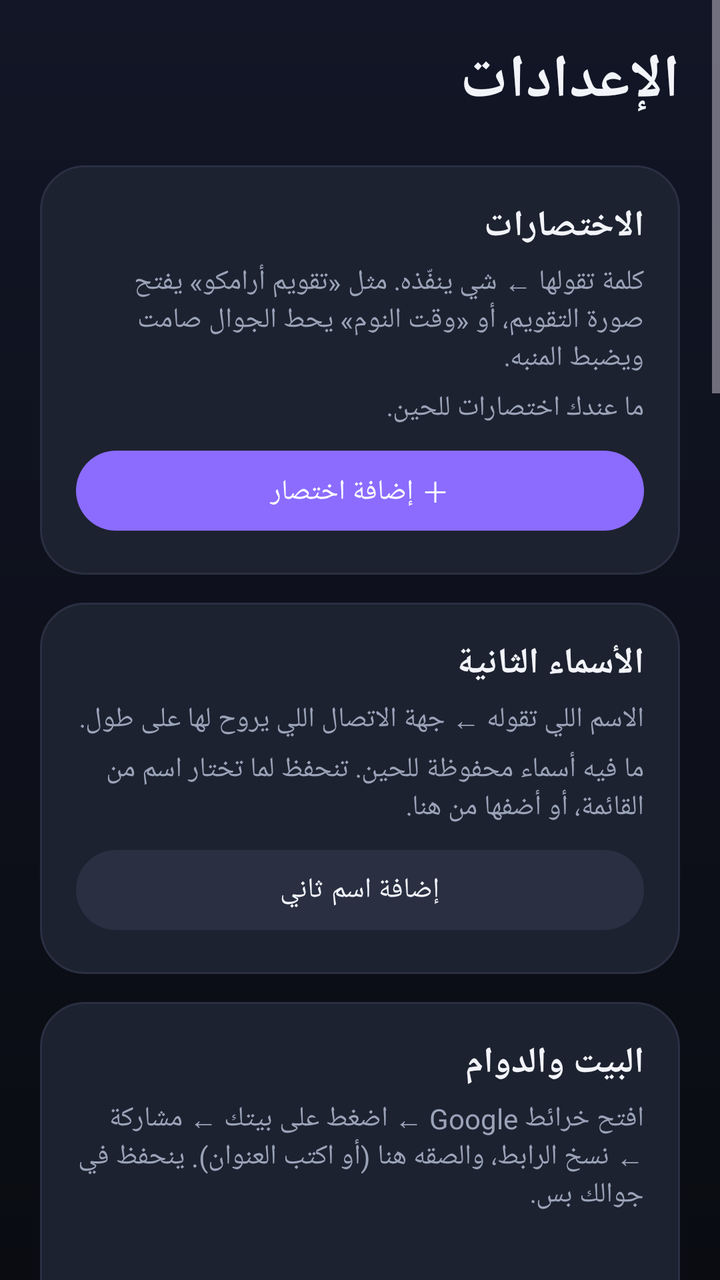
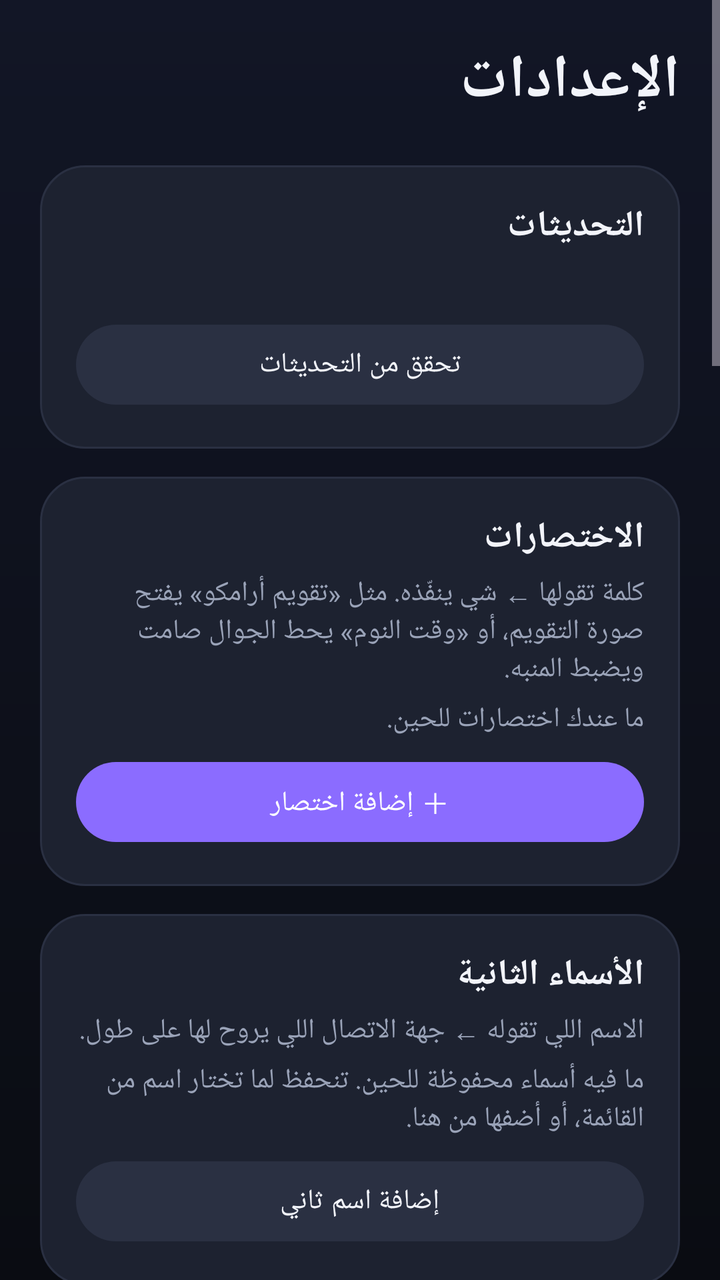

Compare the two renders of this Android layout. The source of the first and the diff that turns it into the second are given below.
<!-- AndroidManifest.xml: application theme Theme.Naffith -->
<!-- res/layout/activity_settings.xml -->
<?xml version="1.0" encoding="utf-8"?>
<ScrollView xmlns:android="http://schemas.android.com/apk/res/android"
    android:layout_width="match_parent"
    android:layout_height="match_parent">

    <LinearLayout
        android:layout_width="match_parent"
        android:layout_height="wrap_content"
        android:layoutDirection="rtl"
        android:orientation="vertical"
        android:padding="20dp">

        <TextView
            style="@style/SettingsTitle"
            android:text="@string/settings_title" />

        
        <LinearLayout style="@style/SettingsCard">

            <TextView
                style="@style/SettingsHeader"
                android:text="@string/sc_title" />

            <TextView
                style="@style/SettingsHint"
                android:text="@string/sc_hint" />

            <LinearLayout
                android:id="@+id/shortcutList"
                android:layout_width="match_parent"
                android:layout_height="wrap_content"
                android:orientation="vertical" />

            <TextView
                android:id="@+id/shortcutEmpty"
                style="@style/SettingsHint"
                android:text="@string/sc_empty" />

            <com.google.android.material.button.MaterialButton
                android:id="@+id/addShortcutButton"
                android:layout_width="match_parent"
                android:layout_height="wrap_content"
                android:layout_marginTop="8dp"
                android:text="@string/sc_add" />
        </LinearLayout>

        
        <LinearLayout style="@style/SettingsCard">

            <TextView
                style="@style/SettingsHeader"
                android:text="@string/aliases_title" />

            <TextView
                style="@style/SettingsHint"
                android:text="@string/aliases_hint" />

            <LinearLayout
                android:id="@+id/aliasList"
                android:layout_width="match_parent"
                android:layout_height="wrap_content"
                android:orientation="vertical" />

            <TextView
                android:id="@+id/aliasEmpty"
                style="@style/SettingsHint"
                android:text="@string/aliases_empty" />

            <com.google.android.material.button.MaterialButton
                android:id="@+id/addAliasButton"
                style="@style/Widget.Material3.Button.TonalButton"
                android:layout_width="match_parent"
                android:layout_height="wrap_content"
                android:layout_marginTop="8dp"
                android:text="@string/aliases_add" />
        </LinearLayout>

        
        <LinearLayout style="@style/SettingsCard">

            <TextView
                style="@style/SettingsHeader"
                android:text="@string/places_title" />

            <TextView
                style="@style/SettingsHint"
                android:text="@string/places_hint" />

            <TextView
                android:id="@+id/homeStatus"
                style="@style/SettingsHint" />

            <EditText
                android:id="@+id/homeInput"
                android:layout_width="match_parent"
                android:layout_height="wrap_content"
                android:hint="@string/places_home_hint"
                android:importantForAutofill="no"
                android:inputType="textUri"
                android:textDirection="ltr" />

            <TextView
                android:id="@+id/workStatus"
                style="@style/SettingsHint" />

            <EditText
                android:id="@+id/workInput"
                android:layout_width="match_parent"
                android:layout_height="wrap_content"
                android:hint="@string/places_work_hint"
                android:importantForAutofill="no"
                android:inputType="textUri"
                android:textDirection="ltr" />

            <com.google.android.material.button.MaterialButton
                android:id="@+id/placesSave"
                android:layout_width="match_parent"
                android:layout_height="wrap_content"
                android:layout_marginTop="8dp"
                android:text="@string/chat_save" />
        </LinearLayout>

        
        <LinearLayout style="@style/SettingsCard">

            <TextView
                style="@style/SettingsHeader"
                android:text="@string/chat_title" />

            <TextView
                style="@style/SettingsHint"
                android:text="@string/answer_mode_hint" />

            <RadioGroup
                android:id="@+id/answerModeGroup"
                android:layout_width="match_parent"
                android:layout_height="wrap_content">

                <RadioButton
                    android:id="@+id/modeAuto"
                    android:layout_width="match_parent"
                    android:layout_height="wrap_content"
                    android:text="@string/mode_auto" />

                <RadioButton
                    android:id="@+id/modeInApp"
                    android:layout_width="match_parent"
                    android:layout_height="wrap_content"
                    android:text="@string/mode_in_app" />

                <RadioButton
                    android:id="@+id/modeGeminiApp"
                    android:layout_width="match_parent"
                    android:layout_height="wrap_content"
                    android:text="@string/mode_gemini_app" />

                <RadioButton
                    android:id="@+id/modeGoogle"
                    android:layout_width="match_parent"
                    android:layout_height="wrap_content"
                    android:text="@string/mode_google" />

                <RadioButton
                    android:id="@+id/modeAsk"
                    android:layout_width="match_parent"
                    android:layout_height="wrap_content"
                    android:text="@string/mode_ask" />
            </RadioGroup>

            <TextView
                android:id="@+id/chatStatus"
                style="@style/SettingsHint" />

            <EditText
                android:id="@+id/chatKey"
                android:layout_width="match_parent"
                android:layout_height="wrap_content"
                android:layout_marginTop="8dp"
                android:autofillHints="password"
                android:hint="@string/chat_key_hint"
                android:inputType="textPassword"
                android:textDirection="ltr" />

            <EditText
                android:id="@+id/chatModel"
                android:layout_width="match_parent"
                android:layout_height="wrap_content"
                android:hint="@string/chat_model_hint"
                android:importantForAutofill="no"
                android:inputType="text"
                android:textDirection="ltr" />

            <com.google.android.material.button.MaterialButton
                android:id="@+id/chatSave"
                android:layout_width="match_parent"
                android:layout_height="wrap_content"
                android:layout_marginTop="8dp"
                android:text="@string/chat_save" />

            <com.google.android.material.button.MaterialButton
                android:id="@+id/chatGetKey"
                style="@style/Widget.Material3.Button.TextButton"
                android:layout_width="match_parent"
                android:layout_height="wrap_content"
                android:text="@string/chat_get_key" />
        </LinearLayout>

        
        <LinearLayout style="@style/SettingsCard">

            <TextView
                style="@style/SettingsHeader"
                android:text="@string/assistant_title" />

            <com.google.android.material.materialswitch.MaterialSwitch
                android:id="@+id/openAsAssistantSwitch"
                android:layout_width="match_parent"
                android:layout_height="wrap_content"
                android:layout_marginTop="6dp"
                android:text="@string/open_as_assistant_switch"
                android:textColor="@color/text_primary"
                android:textSize="15sp" />

            <TextView
                android:id="@+id/assistantStatus"
                style="@style/SettingsHint" />

            <com.google.android.material.button.MaterialButton
                android:id="@+id/assistantButton"
                android:layout_width="match_parent"
                android:layout_height="wrap_content"
                android:layout_marginTop="8dp"
                android:text="@string/assistant_button" />
        </LinearLayout>

        
        <LinearLayout style="@style/SettingsCard">

            <TextView
                style="@style/SettingsHeader"
                android:text="@string/voice_title" />

            <com.google.android.material.materialswitch.MaterialSwitch
                android:id="@+id/speakSwitch"
                android:layout_width="match_parent"
                android:layout_height="wrap_content"
                android:layout_marginTop="6dp"
                android:text="@string/speak_switch"
                android:textColor="@color/text_primary"
                android:textSize="15sp" />

            <TextView
                android:id="@+id/voiceCurrent"
                style="@style/SettingsHint" />

            <com.google.android.material.button.MaterialButton
                android:id="@+id/voiceButton"
                style="@style/Widget.Material3.Button.TonalButton"
                android:layout_width="match_parent"
                android:layout_height="wrap_content"
                android:layout_marginTop="8dp"
                android:text="@string/voice_choose" />
        </LinearLayout>


        
        <LinearLayout style="@style/SettingsCard">

            <TextView
                style="@style/SettingsHeader"
                android:text="@string/a11y_title" />

            <TextView
                android:id="@+id/a11yStatus"
                style="@style/SettingsHint" />

            <com.google.android.material.button.MaterialButton
                android:id="@+id/a11yButton"
                style="@style/Widget.Material3.Button.TonalButton"
                android:layout_width="match_parent"
                android:layout_height="wrap_content"
                android:layout_marginTop="8dp"
                android:text="@string/open_settings" />
        </LinearLayout>
    </LinearLayout>
</ScrollView>
<!-- resources referenced by this layout -->
<resources>
  <color name="text_primary">#F2F4FA</color>
  <string name="a11y_title">تفعيل الإرسال التلقائي</string>
  <string name="aliases_add">إضافة اسم ثاني</string>
  <string name="aliases_empty">ما فيه أسماء محفوظة للحين. تنحفظ لما تختار اسم من القائمة، أو أضفها من هنا.</string>
  <string name="aliases_hint">الاسم اللي تقوله ← جهة الاتصال اللي يروح لها على طول.</string>
  <string name="aliases_title">الأسماء الثانية</string>
  <string name="answer_mode_hint">لما تقول شي مو أمر (سؤال، معلومة، سالفة)، مين يجاوبك؟</string>
  <string name="assistant_button">اجعل مرسال المساعد الافتراضي</string>
  <string name="assistant_title">فتح المساعد</string>
  <string name="chat_get_key">ما عندك مفتاح؟ خذه مجاناً من Google AI Studio</string>
  <string name="chat_key_hint">مفتاح Gemini API (يبدأ بـ AIza…)</string>
  <string name="chat_model_hint">الموديل (gemini-flash-latest)</string>
  <string name="chat_save">حفظ</string>
  <string name="chat_title">الأسئلة والسوالف</string>
  <string name="mode_ask">اسألني وش أقصد</string>
  <string name="mode_auto">تلقائي (تطبيق Gemini بالصور والتفاصيل، وإذا ما هو مثبّت Gemini داخل مرسال)</string>
  <string name="mode_gemini_app">افتح تطبيق Gemini بسؤالي</string>
  <string name="mode_google">بحث Google</string>
  <string name="mode_in_app">Gemini داخل مرسال (يرد بالصوت، يحتاج مفتاح)</string>
  <string name="open_as_assistant_switch">افتح مرسال كنافذة مساعد على طول\nأيقونة «مرسال» (وزر الجنب «الضغط مرتين») تفتح النافذة الصغيرة وتسمعك مباشرة. للتطبيق الكامل اضغط ⚙️ في النافذة.</string>
  <string name="open_settings">فتح الإعدادات</string>
  <string name="places_hint">افتح خرائط Google ← اضغط على بيتك ← مشاركة ← نسخ الرابط، والصقه هنا (أو اكتب العنوان). ينحفظ في جوالك بس.</string>
  <string name="places_home_hint">رابط أو عنوان البيت</string>
  <string name="places_title">البيت والدوام</string>
  <string name="places_work_hint">رابط أو عنوان الدوام</string>
  <string name="sc_add">＋ إضافة اختصار</string>
  <string name="sc_empty">ما عندك اختصارات للحين.</string>
  <string name="sc_hint">كلمة تقولها ← شي ينفّذه. مثل «تقويم أرامكو» يفتح صورة التقويم، أو «وقت النوم» يحط الجوال صامت ويضبط المنبه.</string>
  <string name="sc_title">الاختصارات</string>
  <string name="settings_title">الإعدادات</string>
  <string name="speak_switch">الرد بالصوت\nإذا طفّيته: المساعد ما يتكلم، ويسمعك على طول أول ما تفتحه وتنطق الأمر مباشرة</string>
  <string name="voice_choose">اختيار الصوت</string>
  <string name="voice_title">صوت الرد</string>
  <style name="SettingsHeader">
          <item name="android:layout_width">match_parent</item>
          <item name="android:layout_height">wrap_content</item>
          <item name="android:textColor">@color/text_primary</item>
          <item name="android:textSize">18sp</item>
          <item name="android:textStyle">bold</item>
      </style>
  <!-- drawable bg_card (drawable) -->
  <?xml version="1.0" encoding="utf-8"?>
  <shape xmlns:android="http://schemas.android.com/apk/res/android" android:shape="rectangle">
      <solid android:color="@color/surface_card" />
      <stroke android:width="1dp" android:color="@color/surface_stroke" />
      <corners android:radius="22dp" />
  </shape>
  <color name="text_secondary">#9AA3B8</color>
  <color name="brand">#8B6CFF</color>
  <color name="white">#FFFFFF</color>
  <color name="brand_dark">#5B3FD9</color>
  <color name="surface_stroke">#2A3042</color>
  <color name="surface">#161A24</color>
  <color name="bg">#0A0C12</color>
  <!-- drawable bg_screen (drawable) -->
  <?xml version="1.0" encoding="utf-8"?>
  <shape xmlns:android="http://schemas.android.com/apk/res/android" android:shape="rectangle">
      <gradient
          android:angle="270"
          android:endColor="@color/bg"
          android:startColor="@color/bg_top" />
  </shape>
  <color name="bg_top">#121626</color>
  <color name="surface_card">#1D2230</color>
  <!-- unchanged entries left out for length: 4 -->
</resources>

<!-- the commit's change to res/layout/activity_settings.xml (unified diff, before → after) -->
@@ -19,6 +19,26 @@
 
             <TextView
                 style="@style/SettingsHeader"
+                android:text="@string/upd_section" />
+
+            <TextView
+                android:id="@+id/versionText"
+                style="@style/SettingsHint" />
+
+            <com.google.android.material.button.MaterialButton
+                android:id="@+id/checkUpdateButton"
+                style="@style/Widget.Material3.Button.TonalButton"
+                android:layout_width="match_parent"
+                android:layout_height="wrap_content"
+                android:layout_marginTop="8dp"
+                android:text="@string/upd_check_button" />
+        </LinearLayout>
+
+        
+        <LinearLayout style="@style/SettingsCard">
+
+            <TextView
+                style="@style/SettingsHeader"
                 android:text="@string/sc_title" />
 
             <TextView
<!-- resource entries referenced after the edit -->
@@ -31,6 +31,8 @@
   <string name="sc_title">الاختصارات</string>
   <string name="settings_title">الإعدادات</string>
   <string name="speak_switch">الرد بالصوت\nإذا طفّيته: المساعد ما يتكلم، ويسمعك على طول أول ما تفتحه وتنطق الأمر مباشرة</string>
+  <string name="upd_check_button">تحقق من التحديثات</string>
+  <string name="upd_section">التحديثات</string>
   <string name="voice_choose">اختيار الصوت</string>
   <string name="voice_title">صوت الرد</string>
   <style name="SettingsHeader">
